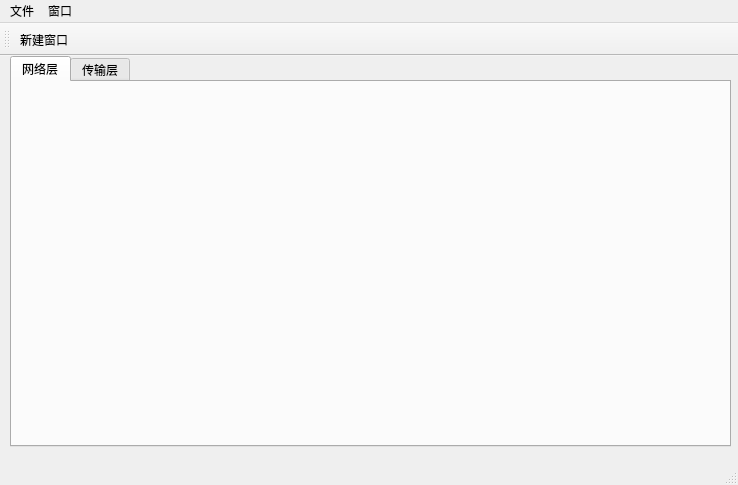
The window that UI/UItest/mainwindow.ui (LAuxin3619/PackSender) describes before a commit, drawn with Qt 5.
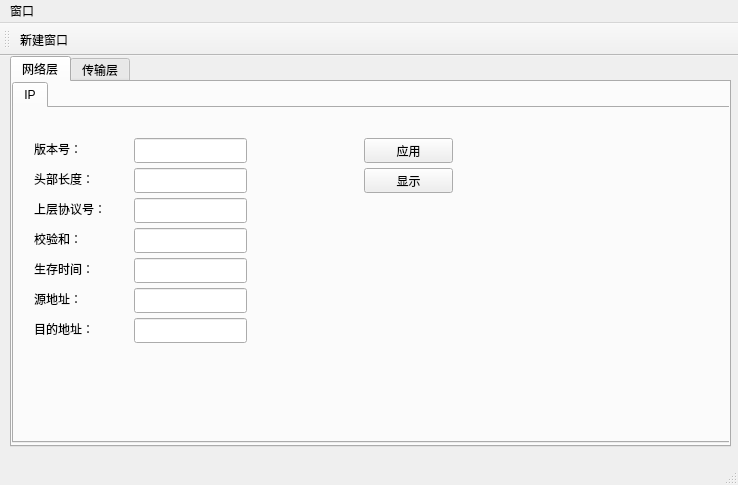
The same window after the commit. The open tabs and pages were chosen to show the change.

The edit to the form file:
```diff
--- a/UI/UItest/mainwindow.ui
+++ b/UI/UItest/mainwindow.ui
@@ -30,6 +30,211 @@
      <attribute name="title">
       <string>网络层</string>
      </attribute>
+     <widget class="QTabWidget" name="tabWidget">
+      <property name="geometry">
+       <rect>
+        <x>0</x>
+        <y>0</y>
+        <width>721</width>
+        <height>361</height>
+       </rect>
+      </property>
+      <property name="currentIndex">
+       <number>0</number>
+      </property>
+      <widget class="QWidget" name="ip">
+       <attribute name="title">
+        <string>IP</string>
+       </attribute>
+       <widget class="QLabel" name="label_18">
+        <property name="geometry">
+         <rect>
+          <x>20</x>
+          <y>120</y>
+          <width>91</width>
+          <height>21</height>
+         </rect>
+        </property>
+        <property name="text">
+         <string>校验和：</string>
+        </property>
+       </widget>
+       <widget class="QLineEdit" name="ipVer">
+        <property name="geometry">
+         <rect>
+          <x>120</x>
+          <y>30</y>
+          <width>113</width>
+          <height>25</height>
+         </rect>
+        </property>
+       </widget>
+       <widget class="QLineEdit" name="ipTTL">
+        <property name="geometry">
+         <rect>
+          <x>120</x>
+          <y>150</y>
+          <width>113</width>
+          <height>25</height>
+         </rect>
+        </property>
+       </widget>
+       <widget class="QLineEdit" name="ipUProto">
+        <property name="geometry">
+         <rect>
+          <x>120</x>
+          <y>90</y>
+          <width>113</width>
+          <height>25</height>
+         </rect>
+        </property>
+       </widget>
+       <widget class="QLineEdit" name="ipSrc">
+        <property name="geometry">
+         <rect>
+          <x>120</x>
+          <y>180</y>
+          <width>113</width>
+          <height>25</height>
+         </rect>
+        </property>
+       </widget>
+       <widget class="QLineEdit" name="ipLen">
+        <property name="geometry">
+         <rect>
+          <x>120</x>
+          <y>60</y>
+          <width>113</width>
+          <height>25</height>
+         </rect>
+        </property>
+       </widget>
+       <widget class="QLabel" name="label_13">
+        <property name="geometry">
+         <rect>
+          <x>20</x>
+          <y>150</y>
+          <width>91</width>
+          <height>21</height>
+         </rect>
+        </property>
+        <property name="text">
+         <string>生存时间：</string>
+        </property>
+       </widget>
+       <widget class="QLabel" name="label_16">
+        <property name="geometry">
+         <rect>
+          <x>20</x>
+          <y>30</y>
+          <width>91</width>
+          <height>21</height>
+         </rect>
+        </property>
+        <property name="text">
+         <string>版本号：</string>
+        </property>
+       </widget>
+       <widget class="QLabel" name="label_17">
+        <property name="geometry">
+         <rect>
+          <x>20</x>
+          <y>90</y>
+          <width>91</width>
+          <height>21</height>
+         </rect>
+        </property>
+        <property name="text">
+         <string>上层协议号：</string>
+        </property>
+       </widget>
+       <widget class="QLineEdit" name="ipChkSum">
+        <property name="geometry">
+         <rect>
+          <x>120</x>
+          <y>120</y>
+          <width>113</width>
+          <height>25</height>
+         </rect>
+        </property>
+       </widget>
+       <widget class="QLabel" name="label_14">
+        <property name="geometry">
+         <rect>
+          <x>20</x>
+          <y>180</y>
+          <width>91</width>
+          <height>21</height>
+         </rect>
+        </property>
+        <property name="text">
+         <string>源地址：</string>
+        </property>
+       </widget>
+       <widget class="QLabel" name="label_15">
+        <property name="geometry">
+         <rect>
+          <x>20</x>
+          <y>60</y>
+          <width>91</width>
+          <height>21</height>
+         </rect>
+        </property>
+        <property name="text">
+         <string>头部长度：</string>
+        </property>
+       </widget>
+       <widget class="QPushButton" name="ipApplyBtn">
+        <property name="geometry">
+         <rect>
+          <x>350</x>
+          <y>30</y>
+          <width>89</width>
+          <height>25</height>
+         </rect>
+        </property>
+        <property name="text">
+         <string>应用</string>
+        </property>
+       </widget>
+       <widget class="QPushButton" name="ipShowBtn">
+        <property name="geometry">
+         <rect>
+          <x>350</x>
+          <y>60</y>
+          <width>89</width>
+          <height>25</height>
+         </rect>
+        </property>
+        <property name="text">
+         <string>显示</string>
+        </property>
+       </widget>
+       <widget class="QLineEdit" name="ipDst">
+        <property name="geometry">
+         <rect>
+          <x>120</x>
+          <y>210</y>
+          <width>113</width>
+          <height>25</height>
+         </rect>
+        </property>
+       </widget>
+       <widget class="QLabel" name="label_19">
+        <property name="geometry">
+         <rect>
+          <x>20</x>
+          <y>210</y>
+          <width>91</width>
+          <height>21</height>
+         </rect>
+        </property>
+        <property name="text">
+         <string>目的地址：</string>
+        </property>
+       </widget>
+      </widget>
+     </widget>
     </widget>
     <widget class="QWidget" name="transLayer">
      <attribute name="title">
@@ -208,20 +413,12 @@
      <height>28</height>
     </rect>
    </property>
-   <widget class="QMenu" name="menu">
-    <property name="title">
-     <string>文件</string>
-    </property>
-    <addaction name="actionnew"/>
-    <addaction name="actionopen"/>
-   </widget>
    <widget class="QMenu" name="menu_2">
     <property name="title">
      <string>窗口</string>
     </property>
     <addaction name="actionnewWindow"/>
    </widget>
-   <addaction name="menu"/>
    <addaction name="menu_2"/>
   </widget>
   <widget class="QToolBar" name="mainToolBar">
```
Left out of the diff: 26 changed lines with no effect on the pictures.
